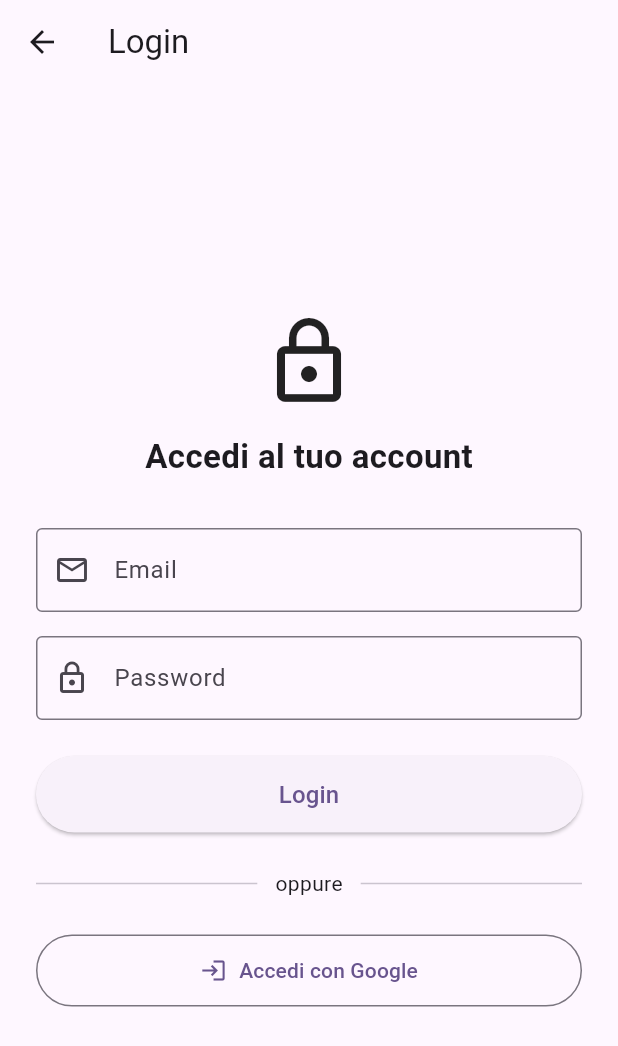
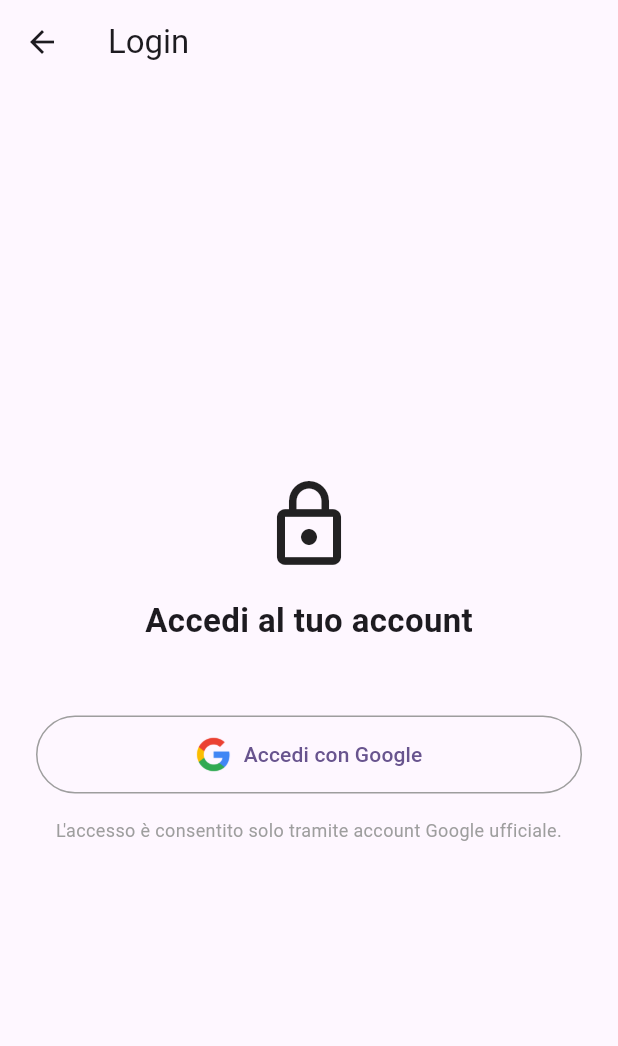
Before and after one commit to SWE-BitByBit/project-PoC, a Flutter app: the AuthenticationPage screen opened directly, on a phone screen of 412 x 824 dp. Shown: the top 1046 px of the screen. Run offline on Flutter 3.47's test engine with Material 3 defaults, Android fonts, the phone set to English and light mode, and no system bars; accounts and stored records are empty.

Commit message:
accesso reso solo con google

```diff
--- a/frontend/lib/auth/auth_page.dart
+++ b/frontend/lib/auth/auth_page.dart
@@ -20,6 +20,7 @@ class _AuthenticationPageState extends State<AuthenticationPage> {
     super.dispose();
   }
 
+  /* non abbiamo un login con email/password, quindi questa funzione è commentata per ora
   Future<void> _defaultLogin() async {
     if (_formKey.currentState!.validate()) {
       final auth = AuthenticationService.instance;
@@ -32,6 +33,7 @@ class _AuthenticationPageState extends State<AuthenticationPage> {
       }
     }
   }
+  */
 
   Future<void> _googleLogin() async {
     if (_formKey.currentState!.validate()) {
@@ -56,18 +58,29 @@ class _AuthenticationPageState extends State<AuthenticationPage> {
               key: _formKey,
               child: Column(
                 crossAxisAlignment: CrossAxisAlignment.stretch,
-                children: [
+                /*children: [
                   const _Header(),
                   const SizedBox(height: 32),
                   _EmailField(controller: _emailController),
                   const SizedBox(height: 16),
                   _PasswordField(controller: _passwordController),
-                  const SizedBox(height: 24),
-                  _LoginButton(onPressedCallback: _defaultLogin),
+                  //const SizedBox(height: 24),
+                  //_LoginButton(onPressedCallback: _defaultLogin),
                   const SizedBox(height: 24),
                   const _DividerWithText(),
                   const SizedBox(height: 24),
                   _GoogleLoginButton(onPressedCallback: _googleLogin),
+                ],*/
+                children: [
+                  const _Header(),
+                  const SizedBox(height: 48),
+                  _GoogleLoginButton(onPressedCallback: _googleLogin),
+                  const SizedBox(height: 16),
+                  const Text(
+                    'L\'accesso è consentito solo tramite account Google ufficiale.',
+                    textAlign: TextAlign.center,
+                    style: TextStyle(color: Colors.grey, fontSize: 12),
+                  ),
                 ],
               ),
             ),
@@ -195,10 +208,14 @@ class _GoogleLoginButton extends StatelessWidget {
   Widget build(BuildContext context) {
     return OutlinedButton.icon(
       onPressed: onPressedCallback,
-      icon: const Icon(Icons.login),
+      icon: Image.asset(
+        'assets/google_logo.jpg',
+        height: 24,
+      ),
       label: const Text('Accedi con Google'),
       style: OutlinedButton.styleFrom(
         padding: const EdgeInsets.symmetric(vertical: 14),
+        side: const BorderSide(color: Colors.grey),
       ),
     );
   }
--- a/frontend/pubspec.yaml
+++ b/frontend/pubspec.yaml
@@ -35,6 +35,7 @@ dependencies:
   # Use with the CupertinoIcons class for iOS style icons.
   cupertino_icons: ^1.0.8
   http: ^1.6.0
+  google_sign_in: ^7.2.0
 
 dev_dependencies:
   flutter_test:
@@ -57,6 +58,9 @@ flutter:
   # included with your application, so that you can use the icons in
   # the material Icons class.
   uses-material-design: true
+
+  assets:
+    - assets/google_logo.jpg
 
   # To add assets to your application, add an assets section, like this:
   # assets:
```
Also changed, not shown: frontend/assets/google_logo.jpg (added), frontend/pubspec.lock.
